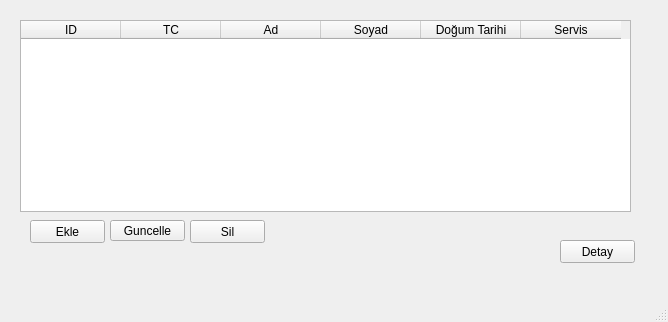
Before: the Qt Designer form ana_pencere.ui in SelinElifGur/enfeksiyon, drawn with Qt 5.
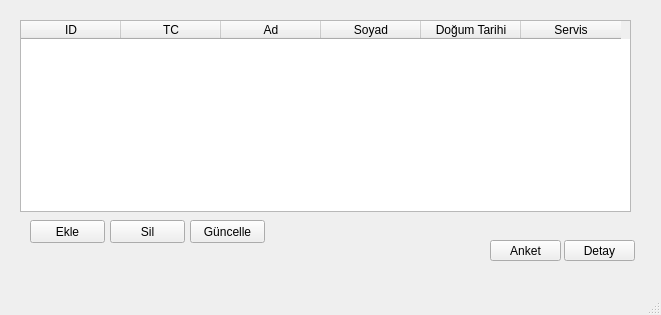
After: the same form once the commit is applied.

Patch:
```diff
--- a/ana_pencere.ui
+++ b/ana_pencere.ui
@@ -6,8 +6,8 @@
    <rect>
     <x>0</x>
     <y>0</y>
-    <width>668</width>
-    <height>322</height>
+    <width>661</width>
+    <height>315</height>
    </rect>
   </property>
   <property name="sizePolicy">
@@ -92,7 +92,7 @@
      </rect>
     </property>
     <property name="text">
-     <string>Sil</string>
+     <string>Güncelle</string>
     </property>
    </widget>
    <widget class="QPushButton" name="btnHastaSil">
@@ -101,26 +101,39 @@
       <x>110</x>
       <y>220</y>
       <width>75</width>
-      <height>21</height>
+      <height>23</height>
      </rect>
     </property>
     <property name="text">
-     <string>Guncelle</string>
+     <string>Sil</string>
     </property>
    </widget>
    <widget class="QPushButton" name="btnDetayGoster">
     <property name="geometry">
      <rect>
-      <x>560</x>
+      <x>564</x>
       <y>240</y>
-      <width>75</width>
-      <height>23</height>
+      <width>71</width>
+      <height>21</height>
      </rect>
     </property>
     <property name="text">
      <string>Detay</string>
     </property>
    </widget>
+   <widget class="QPushButton" name="btnAnket">
+    <property name="geometry">
+     <rect>
+      <x>490</x>
+      <y>240</y>
+      <width>71</width>
+      <height>21</height>
+     </rect>
+    </property>
+    <property name="text">
+     <string>Anket</string>
+    </property>
+   </widget>
   </widget>
   <widget class="QMenuBar" name="menubar">
    <property name="geometry">
```
Left out of the diff: 2 changed lines with no effect on the pictures.
